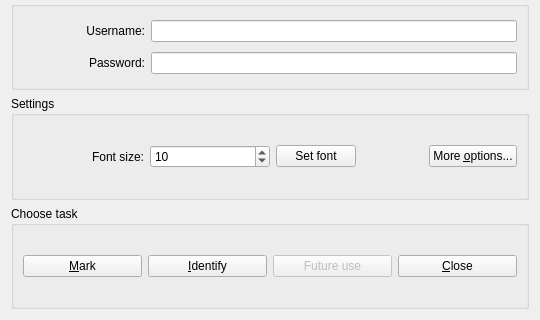
plomgrading/plom, file qtCreatorFiles/ui_chooser.ui: the form before one commit; both pictures show x 0 to 540 and y 252 to 572 of the 540 by 572 pixel window.
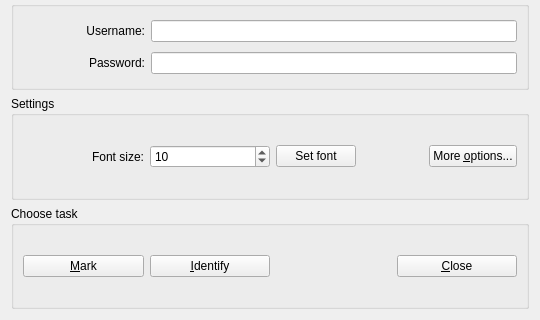
The form after the commit.

Commit message:
Remove distracting button
If its future use, it can be added in the future.

```diff
--- a/qtCreatorFiles/ui_chooser.ui
+++ b/qtCreatorFiles/ui_chooser.ui
@@ -295,7 +295,7 @@
      <property name="title">
       <string>Choose task</string>
      </property>
-     <layout class="QHBoxLayout" name="horizontalLayout">
+     <layout class="QHBoxLayout" name="horizontalLayout" stretch="1,1,1,1">
       <item>
        <widget class="QPushButton" name="markButton">
         <property name="text">
@@ -311,14 +311,17 @@
        </widget>
       </item>
       <item>
-       <widget class="QPushButton" name="totalButton">
-        <property name="enabled">
-         <bool>false</bool>
+       <spacer name="horizontalSpacer_3">
+        <property name="orientation">
+         <enum>Qt::Horizontal</enum>
         </property>
-        <property name="text">
-         <string>Future use</string>
+        <property name="sizeHint" stdset="0">
+         <size>
+          <width>40</width>
+          <height>20</height>
+         </size>
         </property>
-       </widget>
+       </spacer>
       </item>
       <item>
        <widget class="QPushButton" name="closeButton">
```
Left out of the diff: 1 changed line with no effect on the pictures. The commit also changes 2 other files.
